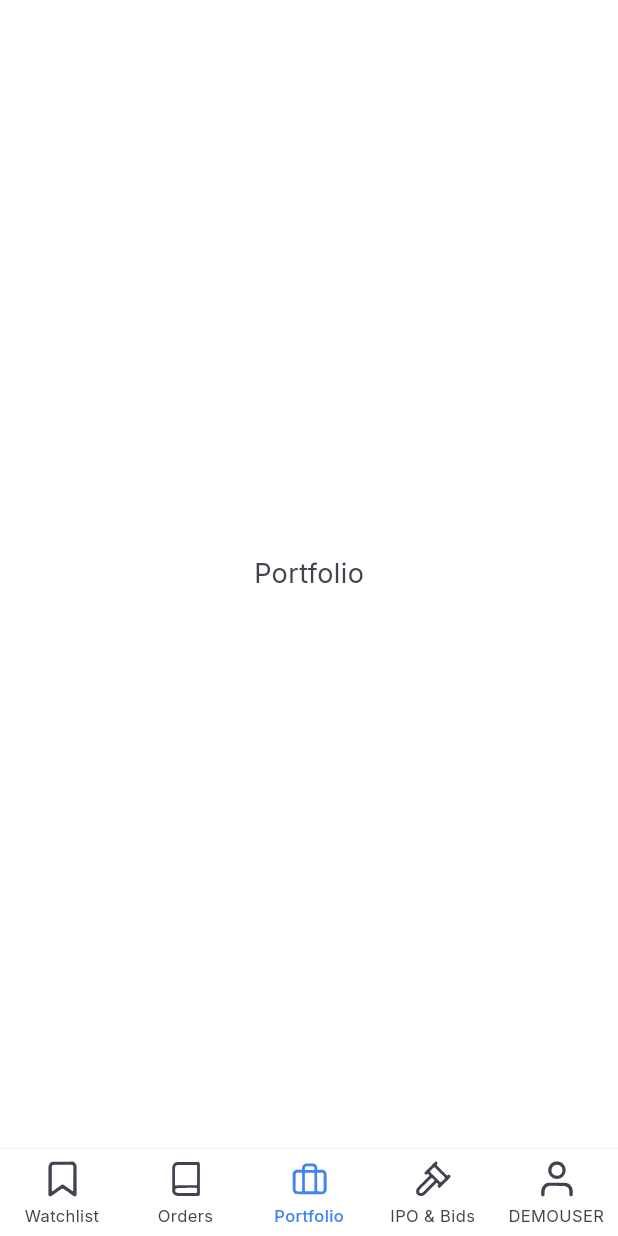
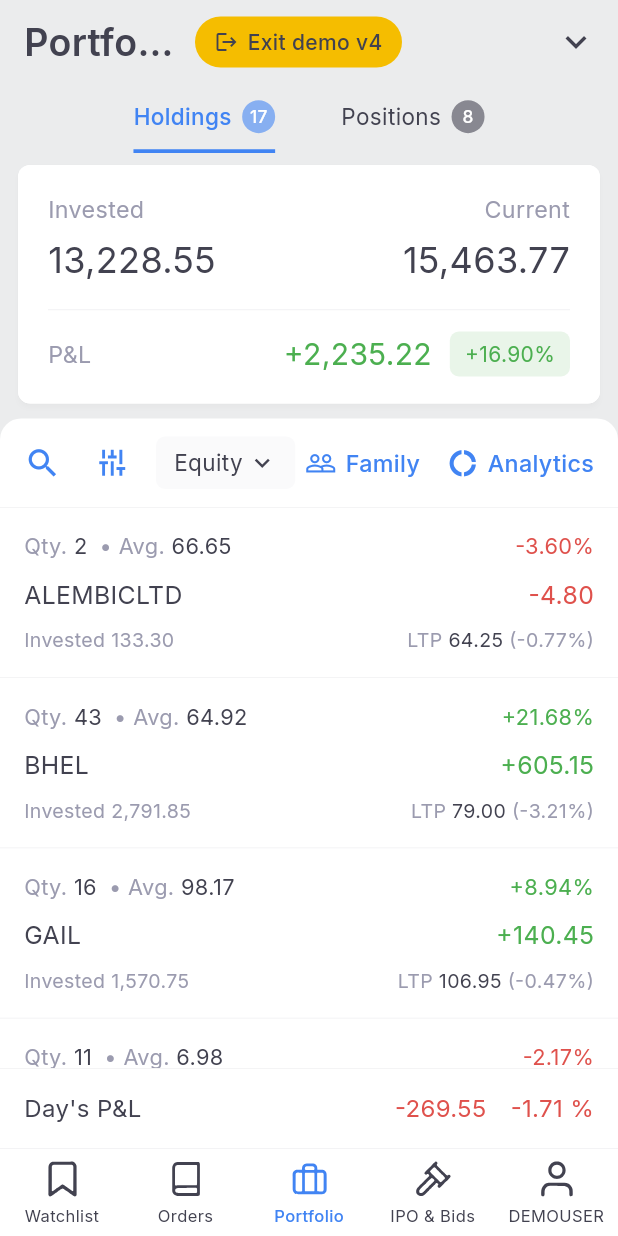
Before and after one commit to Writerw/stock-trading-ui, a Flutter app: the screen it shows after launch, item 3 of the bottom bar chosen, on a phone screen of 412 x 824 dp. Run offline on Flutter 3.47's test engine with Material 3 defaults, Android fonts, the phone set to English and light mode, and no system bars; our stand-ins replace flutter_svg, google_fonts.

Commit message:
Build Portfolio screen (Holdings + Positions); bump to v4
- Holdings tab: Invested/Current/P&L summary card, Equity dropdown + Family/
  Analytics tools, holding rows (qty/avg, %, P&L, invested, LTP), pinned
  Day's P&L footer
- Positions tab: Total P&L card, Group/Analyze/P&L tools, position rows with
  NRML (purple) / HOLDING (blue) / CNC (grey) product chips, qty coloured by
  sign, exchange + LTP
- KiteTabs gains centered mode + tabPadding for the two centred Portfolio tabs
- New colours: NRML chip #EBE5F5/#673AB7, +% pill #E9F5E9
- Toolbar actions use generic icons (no third-party brand logos)
- Exact content from the Holdings/Positions screenshots

Co-Authored-By: Claude Opus 4.8 <noreply@anthropic.com>
Claude-Session: https://claude.ai/code/session_01TaJjXVjmkRnnBDYEh9LWe4

```diff
--- /dev/null
+++ b/lib/data/portfolio_data.dart
@@ -0,0 +1,72 @@
+// ─── Holdings (Portfolio → Holdings tab) ───
+class Holding {
+  final int qty;
+  final String avg;
+  final String symbol;
+  final String invested;
+  final double pnlPct; // +21.68
+  final String pnlAbs; // "+605.15"
+  final String ltp; // "79.00"
+  final String ltpPct; // "(-3.21%)"
+  const Holding({
+    required this.qty,
+    required this.avg,
+    required this.symbol,
+    required this.invested,
+    required this.pnlPct,
+    required this.pnlAbs,
+    required this.ltp,
+    required this.ltpPct,
+  });
+  bool get up => pnlPct >= 0;
+}
+
+const String holdingsInvested = '13,228.55';
+const String holdingsCurrent = '15,463.77';
+const String holdingsPnl = '+2,235.22';
+const String holdingsPnlPct = '+16.90%';
+const String holdingsDayPnl = '-269.55';
+const String holdingsDayPct = '-1.71 %';
+
+const List<Holding> holdings = [
+  Holding(qty: 2, avg: '66.65', symbol: 'ALEMBICLTD', invested: '133.30', pnlPct: -3.60, pnlAbs: '-4.80', ltp: '64.25', ltpPct: '(-0.77%)'),
+  Holding(qty: 43, avg: '64.92', symbol: 'BHEL', invested: '2,791.85', pnlPct: 21.68, pnlAbs: '+605.15', ltp: '79.00', ltpPct: '(-3.21%)'),
+  Holding(qty: 16, avg: '98.17', symbol: 'GAIL', invested: '1,570.75', pnlPct: 8.94, pnlAbs: '+140.45', ltp: '106.95', ltpPct: '(-0.47%)'),
+  Holding(qty: 11, avg: '6.98', symbol: 'IDEA', invested: '76.80', pnlPct: -2.17, pnlAbs: '-1.67', ltp: '6.83', ltpPct: '(-1.30%)'),
+  Holding(qty: 11, avg: '80.24', symbol: 'IDFC', invested: '882.70', pnlPct: 12.19, pnlAbs: '+107.63', ltp: '90.03', ltpPct: '(-0.39%)'),
+];
+
+// ─── Positions (Portfolio → Positions tab) ───
+enum ProdChip { nrml, holding, cnc }
+
+class Position {
+  final int qty;
+  final String avg;
+  final List<ProdChip> chips;
+  final String symbol;
+  final String exchange;
+  final String pnl; // "-200.0000" / "+4.00"
+  final String ltp;
+  final bool up;
+  const Position({
+    required this.qty,
+    required this.avg,
+    required this.chips,
+    required this.symbol,
+    required this.exchange,
+    required this.pnl,
+    required this.ltp,
+    required this.up,
+  });
+}
+
+const String positionsTotalPnl = '-273.75';
+
+const List<Position> positions = [
+  Position(qty: -1, avg: '82.0375', chips: [ProdChip.nrml], symbol: 'USDINR23JUNFUT', exchange: 'CDS', pnl: '-200.0000', ltp: '0.00', up: false),
+  Position(qty: 1, avg: '82.1625', chips: [ProdChip.nrml], symbol: 'USDINR23MAYFUT', exchange: 'CDS', pnl: '-42.5000', ltp: '0.00', up: false),
+  Position(qty: 1, avg: '6,134.00', chips: [ProdChip.nrml], symbol: 'GOLDPETAL23MAYFUT', exchange: 'MCX', pnl: '+4.00', ltp: '0.00', up: true),
+  Position(qty: -50, avg: '1.65', chips: [ProdChip.nrml], symbol: 'NIFTY2351118700CE', exchange: 'NFO', pnl: '-50.00', ltp: '0.00', up: false),
+  Position(qty: 50, avg: '1.45', chips: [ProdChip.nrml], symbol: 'NIFTY2351118750CE', exchange: 'NFO', pnl: '-12.50', ltp: '0.00', up: false),
+  Position(qty: 1, avg: '64.70', chips: [ProdChip.holding, ProdChip.cnc], symbol: 'IDFCFIRSTB', exchange: 'NSE', pnl: '-0.25', ltp: '64.45', up: false),
+];
--- a/lib/main.dart
+++ b/lib/main.dart
@@ -4,6 +4,7 @@ import 'package:flutter_svg/flutter_svg.dart';
 import 'theme/app_theme.dart';
 import 'screens/watchlist_screen.dart';
 import 'screens/orders_screen.dart';
+import 'screens/portfolio_screen.dart';
 import 'screens/ipo_screen.dart';
 import 'screens/account_screen.dart';
 
@@ -71,8 +72,7 @@ class _HomeScreenState extends State<HomeScreen> {
   final List<Widget> _screens = [
     const WatchlistScreen(),
     const OrdersScreen(),
-    // Portfolio not built yet — no screenshot supplied
-    Center(child: Text('Portfolio', style: TextStyle(color: AppTheme.textPrimary, fontSize: 18))),
+    const PortfolioScreen(),
     const IpoScreen(),
     const AccountScreen(),
   ];
--- /dev/null
+++ b/lib/screens/portfolio_screen.dart
@@ -0,0 +1,434 @@
+import 'package:flutter/material.dart';
+import 'package:google_fonts/google_fonts.dart';
+import '../data/portfolio_data.dart';
+import '../theme/app_theme.dart';
+import '../widgets/kite_app_bar.dart';
+import '../widgets/kite_tabs.dart';
+
+class PortfolioScreen extends StatefulWidget {
+  const PortfolioScreen({super.key});
+
+  @override
+  State<PortfolioScreen> createState() => _PortfolioScreenState();
+}
+
+class _PortfolioScreenState extends State<PortfolioScreen> {
+  int _tab = 0; // 0 = Holdings, 1 = Positions
+
+  @override
+  Widget build(BuildContext context) {
+    return Scaffold(
+      backgroundColor: AppTheme.topSection,
+      body: SafeArea(
+        bottom: false,
+        child: Column(
+          children: [
+            const KiteAppBar(title: 'Portfolio'),
+            KiteTabs(
+              centered: true,
+              tabPadding: 22,
+              tabs: const [
+                KiteTab('Holdings', badge: 17),
+                KiteTab('Positions', badge: 8),
+              ],
+              selected: _tab,
+              onSelect: (i) => setState(() => _tab = i),
+            ),
+            Expanded(child: _tab == 0 ? _holdings() : _positions()),
+          ],
+        ),
+      ),
+    );
+  }
+
+  Widget _panel({required Widget card, required Widget body}) {
+    return Column(
+      children: [
+        Padding(
+          padding: const EdgeInsets.fromLTRB(12, 8, 12, 10),
+          child: card,
+        ),
+        Expanded(
+          child: Container(
+            width: double.infinity,
+            decoration: const BoxDecoration(
+              color: AppTheme.surface,
+              borderRadius: BorderRadius.vertical(top: Radius.circular(14)),
+            ),
+            clipBehavior: Clip.antiAlias,
+            child: body,
+          ),
+        ),
+      ],
+    );
+  }
+
+  Widget _cardShell(Widget child) {
+    return Material(
+      elevation: 1.5,
+      borderRadius: BorderRadius.circular(8),
+      shadowColor: Colors.black.withOpacity(0.12),
+      child: Container(
+        width: double.infinity,
+        decoration: BoxDecoration(
+          color: AppTheme.surface,
+          borderRadius: BorderRadius.circular(8),
+        ),
+        padding: const EdgeInsets.fromLTRB(20, 18, 20, 18),
+        child: child,
+      ),
+    );
+  }
+
+  TextStyle _label() =>
+      GoogleFonts.inter(fontSize: 15.5, color: AppTheme.metaGrey);
+
+  // ───────────────────────── HOLDINGS ─────────────────────────
+  Widget _holdings() {
+    return _panel(
+      card: _cardShell(
+        Column(
+          children: [
+            Row(
+              crossAxisAlignment: CrossAxisAlignment.start,
+              children: [
+                Column(
+                  crossAxisAlignment: CrossAxisAlignment.start,
+                  children: [
+                    Text('Invested', style: _label()),
+                    const SizedBox(height: 6),
+                    Text(holdingsInvested,
+                        style: GoogleFonts.inter(
+                            fontSize: 24, color: AppTheme.textPrimary)),
+                  ],
+                ),
+                const Spacer(),
+                Column(
+                  crossAxisAlignment: CrossAxisAlignment.end,
+                  children: [
+                    Text('Current', style: _label()),
+                    const SizedBox(height: 6),
+                    Text(holdingsCurrent,
+                        style: GoogleFonts.inter(
+                            fontSize: 24, color: AppTheme.textPrimary)),
+                  ],
+                ),
+              ],
+            ),
+            const SizedBox(height: 16),
+            const Divider(height: 1, thickness: 0.6, color: AppTheme.divider),
+            const SizedBox(height: 14),
+            Row(
+              children: [
+                Text('P&L', style: _label()),
+                const Spacer(),
+                Text(holdingsPnl,
+                    style: GoogleFonts.inter(
+                        fontSize: 20, color: AppTheme.green)),
+                const SizedBox(width: 12),
+                Container(
+                  padding: const EdgeInsets.symmetric(horizontal: 10, vertical: 5),
+                  decoration: BoxDecoration(
+                      color: AppTheme.pillGreenBg,
+                      borderRadius: BorderRadius.circular(6)),
+                  child: Text(holdingsPnlPct,
+                      style: GoogleFonts.inter(
+                          fontSize: 14, color: AppTheme.green)),
+                ),
+              ],
+            ),
+          ],
+        ),
+      ),
+      body: Column(
+        children: [
+          _holdingsToolbar(),
+          const Divider(height: 0.5, thickness: 0.5, color: AppTheme.divider),
+          Expanded(
+            child: ListView.separated(
+              padding: EdgeInsets.zero,
+              itemCount: holdings.length,
+              separatorBuilder: (_, __) => const Divider(
+                  height: 0.5, thickness: 0.5, color: AppTheme.divider),
+              itemBuilder: (context, i) => _holdingRow(holdings[i]),
+            ),
+          ),
+          // pinned Day's P&L footer
+          const Divider(height: 0.5, thickness: 0.5, color: AppTheme.divider),
+          Padding(
+            padding: const EdgeInsets.fromLTRB(16, 15, 16, 15),
+            child: Row(
+              children: [
+                Text("Day's P&L",
+                    style: GoogleFonts.inter(
+                        fontSize: 16, color: AppTheme.textPrimary)),
+                const Spacer(),
+                Text(holdingsDayPnl,
+                    style: GoogleFonts.inter(
+                        fontSize: 16, color: AppTheme.red)),
+                const SizedBox(width: 16),
+                Text(holdingsDayPct,
+                    style: GoogleFonts.inter(
+                        fontSize: 16, color: AppTheme.red)),
+              ],
+            ),
+          ),
+        ],
+      ),
+    );
+  }
+
+  Widget _holdingsToolbar() {
+    return Padding(
+      padding: const EdgeInsets.fromLTRB(16, 12, 16, 12),
+      child: Row(
+        children: [
+          const Icon(Icons.search, color: AppTheme.blue, size: 25),
+          const SizedBox(width: 22),
+          const RotatedBox(
+              quarterTurns: 1,
+              child: Icon(Icons.tune, color: AppTheme.blue, size: 23)),
+          const SizedBox(width: 18),
+          Container(
+            padding: const EdgeInsets.symmetric(horizontal: 12, vertical: 7),
+            decoration: BoxDecoration(
+                color: AppTheme.rowAltBg,
+                borderRadius: BorderRadius.circular(6)),
+            child: Row(
+              children: [
+                Text('Equity',
+                    style: GoogleFonts.inter(
+                        fontSize: 15, color: AppTheme.textPrimary)),
+                const SizedBox(width: 3),
+                const Icon(Icons.keyboard_arrow_down,
+                    size: 20, color: AppTheme.textPrimary),
+              ],
+            ),
+          ),
+          const Spacer(),
+          _toolAction(Icons.people_outline, 'Family'),
+          const SizedBox(width: 18),
+          _toolAction(Icons.donut_large, 'Analytics'),
+        ],
+      ),
+    );
+  }
+
+  Widget _holdingRow(Holding h) {
+    final c = h.up ? AppTheme.green : AppTheme.red;
+    return Padding(
+      padding: const EdgeInsets.fromLTRB(16, 15, 16, 15),
+      child: Column(
+        crossAxisAlignment: CrossAxisAlignment.start,
+        children: [
+          Row(
+            children: [
+              Expanded(child: _qtyAvg(h.qty, h.avg, colorQty: false)),
+              Text('${h.pnlPct >= 0 ? '+' : ''}${h.pnlPct.toStringAsFixed(2)}%',
+                  style: GoogleFonts.inter(fontSize: 14.5, color: c)),
+            ],
+          ),
+          const SizedBox(height: 10),
+          Row(
+            children: [
+              Expanded(
+                child: Text(h.symbol,
+                    style: GoogleFonts.inter(
+                        fontSize: 16.5, color: AppTheme.textPrimary)),
+              ),
+              Text(h.pnlAbs,
+                  style: GoogleFonts.inter(fontSize: 16.5, color: c)),
+            ],
+          ),
+          const SizedBox(height: 9),
+          Row(
+            children: [
+              Expanded(
+                child: Text('Invested ${h.invested}',
+                    style: GoogleFonts.inter(
+                        fontSize: 13, color: AppTheme.metaGrey)),
+              ),
+              Text.rich(TextSpan(children: [
+                TextSpan(
+                    text: 'LTP ',
+                    style: GoogleFonts.inter(
+                        fontSize: 13, color: AppTheme.metaGrey)),
+                TextSpan(
+                    text: '${h.ltp} ',
+                    style: GoogleFonts.inter(
+                        fontSize: 13, color: AppTheme.textPrimary)),
+                TextSpan(
+                    text: h.ltpPct,
+                    style: GoogleFonts.inter(
+                        fontSize: 13, color: AppTheme.metaGrey)),
+              ])),
+            ],
+          ),
+        ],
+      ),
+    );
+  }
+
+  // ───────────────────────── POSITIONS ─────────────────────────
+  Widget _positions() {
+    return _panel(
+      card: _cardShell(
+        Column(
+          children: [
+            Text('Total P&L', style: _label()),
+            const SizedBox(height: 8),
+            Text(positionsTotalPnl,
+                style: GoogleFonts.inter(fontSize: 26, color: AppTheme.red)),
+          ],
+        ),
+      ),
+      body: Column(
+        children: [
+          _positionsToolbar(),
+          const Divider(height: 0.5, thickness: 0.5, color: AppTheme.divider),
+          Expanded(
+            child: ListView.separated(
+              padding: EdgeInsets.zero,
+              itemCount: positions.length,
+              separatorBuilder: (_, __) => const Divider(
+                  height: 0.5, thickness: 0.5, color: AppTheme.divider),
+              itemBuilder: (context, i) => _positionRow(positions[i]),
+            ),
+          ),
+        ],
+      ),
+    );
+  }
+
+  Widget _positionsToolbar() {
+    return Padding(
+      padding: const EdgeInsets.fromLTRB(16, 12, 16, 12),
+      child: Row(
+        children: [
+          const Icon(Icons.search, color: AppTheme.blue, size: 25),
+          const SizedBox(width: 22),
+          const RotatedBox(
+              quarterTurns: 1,
+              child: Icon(Icons.tune, color: AppTheme.blue, size: 23)),
+          const SizedBox(width: 20),
+          _toolAction(Icons.segment, 'Group'),
+          const Spacer(),
+          _toolAction(Icons.candlestick_chart_outlined, 'Analyze'),
+          const SizedBox(width: 18),
+          _toolAction(Icons.donut_large, 'P&L'),
+        ],
+      ),
+    );
+  }
+
+  Widget _positionRow(Position p) {
+    final c = p.up ? AppTheme.green : AppTheme.red;
+    return Padding(
+      padding: const EdgeInsets.fromLTRB(16, 15, 16, 15),
+      child: Column(
+        crossAxisAlignment: CrossAxisAlignment.start,
+        children: [
+          Row(
+            children: [
+              Expanded(child: _qtyAvg(p.qty, p.avg, colorQty: true)),
+              Row(children: [for (final ch in p.chips) _prodChip(ch)]),
+            ],
+          ),
+          const SizedBox(height: 11),
+          Row(
+            children: [
+              Expanded(
+                child: Text(p.symbol,
+                    style: GoogleFonts.inter(
+                        fontSize: 16.5, color: AppTheme.textPrimary)),
+              ),
+              Text(p.pnl,
+                  style: GoogleFonts.inter(fontSize: 16.5, color: c)),
+            ],
+          ),
+          const SizedBox(height: 9),
+          Row(
+            children: [
+              Expanded(
+                child: Text(p.exchange,
+                    style: GoogleFonts.inter(
+                        fontSize: 13, color: AppTheme.metaGrey)),
+              ),
+              Text.rich(TextSpan(children: [
+                TextSpan(
+                    text: 'LTP ',
+                    style: GoogleFonts.inter(
+                        fontSize: 13, color: AppTheme.metaGrey)),
+                TextSpan(
+                    text: p.ltp,
+                    style: GoogleFonts.inter(
+                        fontSize: 13, color: AppTheme.textPrimary)),
+              ])),
+            ],
+          ),
+        ],
+      ),
+    );
+  }
+
+  // shared bits
+  Widget _qtyAvg(int qty, String avg, {required bool colorQty}) {
+    final qtyColor = !colorQty
+        ? AppTheme.textPrimary
+        : (qty < 0 ? AppTheme.red : AppTheme.blue);
+    return Row(
+      children: [
+        Text('Qty. ', style: GoogleFonts.inter(fontSize: 14.5, color: AppTheme.metaGrey)),
+        Text('$qty', style: GoogleFonts.inter(fontSize: 14.5, color: qtyColor)),
+        const SizedBox(width: 8),
+        if (!colorQty) ...[
+          Text('• ', style: GoogleFonts.inter(fontSize: 14.5, color: AppTheme.metaGrey)),
+        ],
+        Text('Avg. ', style: GoogleFonts.inter(fontSize: 14.5, color: AppTheme.metaGrey)),
+        Text(avg, style: GoogleFonts.inter(fontSize: 14.5, color: AppTheme.textPrimary)),
+      ],
+    );
+  }
+
+  Widget _prodChip(ProdChip ch) {
+    late Color bg, fg;
+    late String text;
+    switch (ch) {
+      case ProdChip.nrml:
+        bg = AppTheme.chipPurpleBg;
+        fg = AppTheme.chipPurpleText;
+        text = 'NRML';
+        break;
+      case ProdChip.holding:
+        bg = AppTheme.chipBlueBg;
+        fg = AppTheme.blue;
+        text = 'HOLDING';
+        break;
+      case ProdChip.cnc:
+        bg = AppTheme.chipGreyBg;
+        fg = AppTheme.textPrimary;
+        text = 'CNC';
+        break;
+    }
+    return Container(
+      margin: const EdgeInsets.only(left: 8),
+      padding: const EdgeInsets.symmetric(horizontal: 10, vertical: 6),
+      decoration: BoxDecoration(color: bg, borderRadius: BorderRadius.circular(3)),
+      child: Text(text,
+          style: GoogleFonts.inter(
+              fontSize: 12.5, fontWeight: FontWeight.w500, color: fg)),
+    );
+  }
+
+  Widget _toolAction(IconData icon, String label) {
+    return Row(
+      children: [
+        Icon(icon, size: 21, color: AppTheme.blue),
+        const SizedBox(width: 6),
+        Text(label,
+            style: GoogleFonts.inter(
+                fontSize: 15.5, fontWeight: FontWeight.w500, color: AppTheme.blue)),
+      ],
+    );
+  }
+}
--- a/lib/theme/app_theme.dart
+++ b/lib/theme/app_theme.dart
@@ -28,6 +28,9 @@ class AppTheme {
   static const Color metaGrey = Color(0xFF9B9BAF);      // tags / company / list icons
   static const Color rowAltBg = Color(0xFFFAFAFB);      // privacy-mode strip
   static const Color avatarText = Color(0xFF9FC1F9);    // "DU" initials
+  static const Color chipPurpleBg = Color(0xFFEBE5F5);  // NRML product chip
+  static const Color chipPurpleText = Color(0xFF673AB7);
+  static const Color pillGreenBg = Color(0xFFE9F5E9);   // +% P&L pill
 
   static ThemeData get lightTheme {
     return ThemeData(
--- a/lib/version.dart
+++ b/lib/version.dart
@@ -1,3 +1,3 @@
 /// Bumped on every deploy so the loaded build is identifiable in the UI.
 /// TODO: remove this version label once the UI is final.
-const String kBuildVersion = 'v3';
+const String kBuildVersion = 'v4';
--- a/lib/widgets/kite_tabs.dart
+++ b/lib/widgets/kite_tabs.dart
@@ -18,6 +18,8 @@ class KiteTabs extends StatelessWidget {
   final int selected;
   final ValueChanged<int> onSelect;
   final Widget? trailing; // e.g. the layers (+) button on the watchlist
+  final bool centered; // center a small set of tabs (e.g. Portfolio)
+  final double tabPadding;
 
   const KiteTabs({
     super.key,
@@ -25,14 +27,21 @@ class KiteTabs extends StatelessWidget {
     required this.selected,
     required this.onSelect,
     this.trailing,
+    this.centered = false,
+    this.tabPadding = 12,
   });
 
   @override
   Widget build(BuildContext context) {
-    return Container(
-      color: AppTheme.topSection,
-      height: 46,
-      child: Row(
+    final Widget inner;
+    if (centered) {
+      inner = Row(
+        mainAxisAlignment: MainAxisAlignment.center,
+        crossAxisAlignment: CrossAxisAlignment.stretch,
+        children: [for (int i = 0; i < tabs.length; i++) _tab(tabs[i], i)],
+      );
+    } else {
+      inner = Row(
         children: [
           Expanded(
             child: SingleChildScrollView(
@@ -47,8 +56,9 @@ class KiteTabs extends StatelessWidget {
           ),
           if (trailing != null) trailing!,
         ],
-      ),
-    );
+      );
+    }
+    return Container(color: AppTheme.topSection, height: 46, child: inner);
   }
 
   Widget _tab(KiteTab t, int i) {
@@ -57,7 +67,7 @@ class KiteTabs extends StatelessWidget {
       onTap: () => onSelect(i),
       behavior: HitTestBehavior.opaque,
       child: Padding(
-        padding: const EdgeInsets.symmetric(horizontal: 12),
+        padding: EdgeInsets.symmetric(horizontal: tabPadding),
         child: IntrinsicWidth(
           child: Column(
             children: [
```
